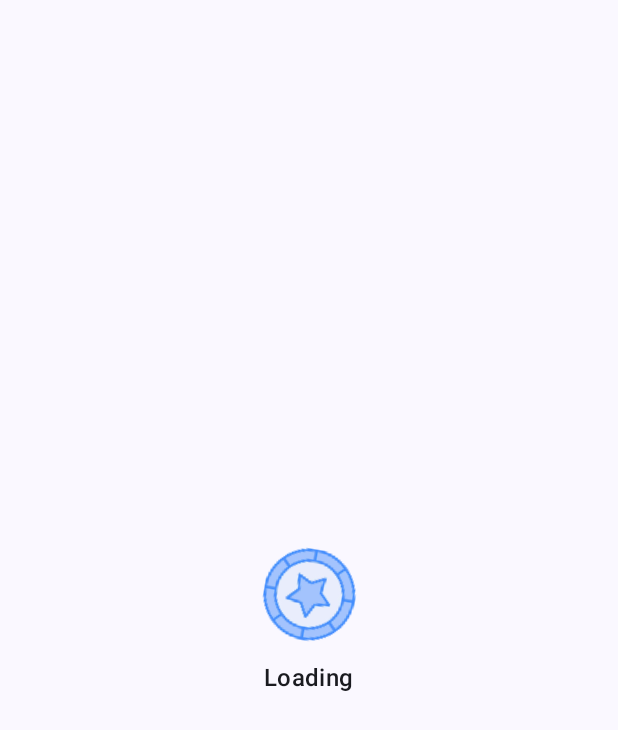
After one commit to vignesh-em/musical-octo-doodle, an Android app built with Jetpack Compose: the composable ListLoadingState shown on its own in the app's theme, on a phone screen of 412 x 824 dp. The commit adds this screen. Shown: the top 730 px of the screen. Run offline under Robolectric (Android 15) with nearby library versions, the phone set to English and light mode, and no system bars; our stand-ins replace Dagger/Hilt's generated code; network calls fail; 1 statement that could not run was skipped.

Commit message:
Handle list loading state

```diff
--- /dev/null
+++ b/app/src/main/java/com/example/coin/ui/list/components/ListLoadingState.kt
@@ -0,0 +1,70 @@
+package com.example.coin.ui.list.components
+
+import androidx.compose.animation.core.LinearEasing
+import androidx.compose.animation.core.RepeatMode
+import androidx.compose.animation.core.animateFloat
+import androidx.compose.animation.core.infiniteRepeatable
+import androidx.compose.animation.core.rememberInfiniteTransition
+import androidx.compose.animation.core.tween
+import androidx.compose.foundation.Image
+import androidx.compose.foundation.layout.Arrangement
+import androidx.compose.foundation.layout.Column
+import androidx.compose.foundation.layout.Spacer
+import androidx.compose.foundation.layout.fillMaxSize
+import androidx.compose.foundation.layout.size
+import androidx.compose.material3.MaterialTheme
+import androidx.compose.material3.Text
+import androidx.compose.runtime.Composable
+import androidx.compose.runtime.getValue
+import androidx.compose.ui.Alignment
+import androidx.compose.ui.Modifier
+import androidx.compose.ui.draw.rotate
+import androidx.compose.ui.res.painterResource
+import androidx.compose.ui.res.stringResource
+import androidx.compose.ui.tooling.preview.Preview
+import androidx.compose.ui.unit.dp
+import com.example.coin.R
+import com.example.coin.ui.theme.CoinTheme
+
+@Composable
+fun ListLoadingState(modifier: Modifier = Modifier) {
+    Column(
+        modifier = modifier.fillMaxSize(),
+        verticalArrangement = Arrangement.Center,
+        horizontalAlignment = Alignment.CenterHorizontally
+    ) {
+
+        val infiniteTransition = rememberInfiniteTransition(label = "infinite")
+
+        val rotation by infiniteTransition.animateFloat(
+            initialValue = 0f,
+            targetValue = 360f,
+            label = "rotation",
+            animationSpec = infiniteRepeatable(
+                animation = tween(5_000, easing = LinearEasing),
+                repeatMode = RepeatMode.Restart
+            )
+        )
+
+        Image(
+            painter = painterResource(R.mipmap.ic_active_token),
+            contentDescription = null,
+            modifier = Modifier
+                .size(72.dp)
+                .rotate(rotation)
+        )
+        Spacer(modifier = Modifier.size(8.dp))
+        Text(
+            stringResource(R.string.loading),
+            style = MaterialTheme.typography.titleMedium
+        )
+    }
+}
+
+@Preview
+@Composable
+private fun ListLoadingStatePreview() {
+    CoinTheme {
+        ListLoadingState()
+    }
+}
--- a/app/src/main/res/values/strings.xml
+++ b/app/src/main/res/values/strings.xml
@@ -10,4 +10,5 @@
     <string name="filter_only_tokens">Only Tokens</string>
     <string name="tag_new">new</string>
     <string name="no_coins_found">No coins found</string>
+    <string name="loading">Loading</string>
 </resources>
```
Also changed, not shown: app/src/main/java/com/example/coin/ui/list/CryptoListScreen.kt (+17 -22 lines), app/src/main/java/com/example/coin/ui/list/CryptoListViewModel.kt (+13 -5 lines), app/src/main/java/com/example/coin/ui/list/UiState.kt (added, +9 -0 lines), app/src/main/java/com/example/coin/ui/list/components/CryptoList.kt (added, +21 -0 lines).
